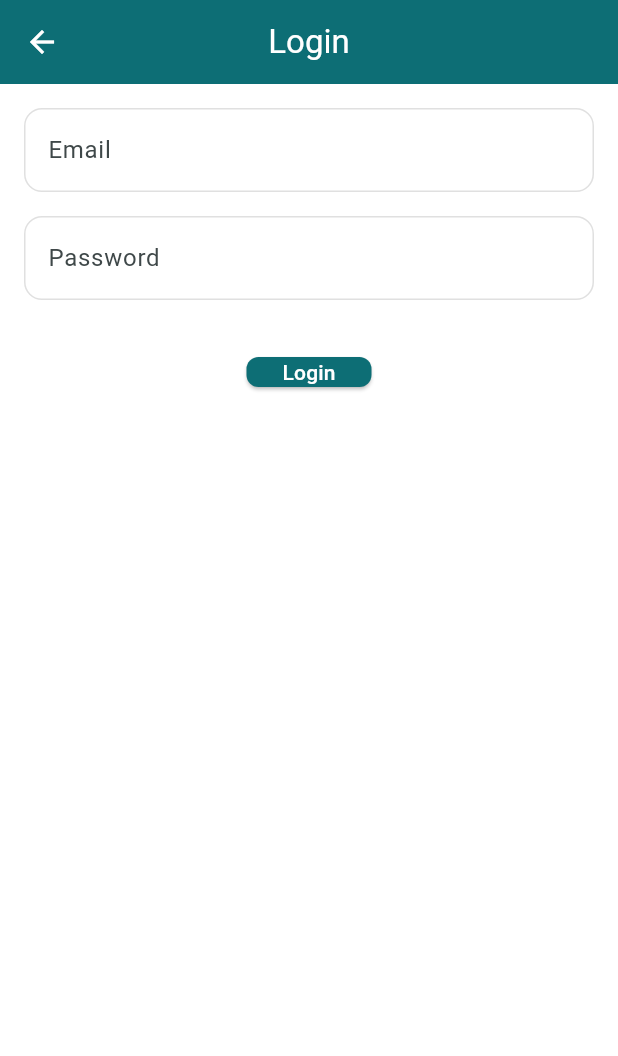
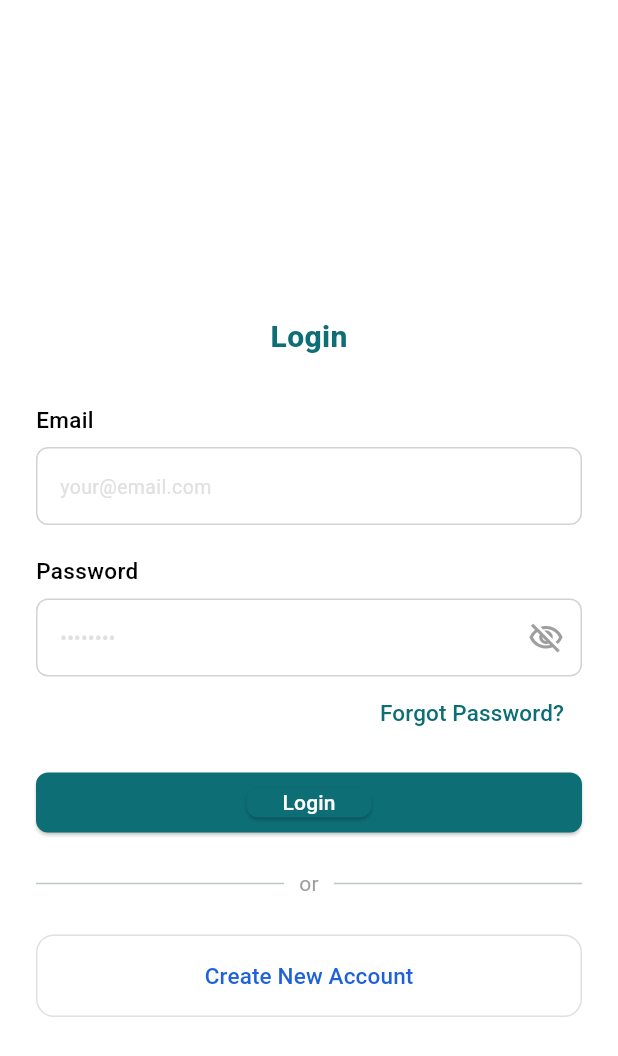
Before and after one commit to MuhammadAbbas1992-Android/Flutter_E_Waris_P, a Flutter app: the LoginScreen screen opened directly, after a tap on "Login", on a phone screen of 412 x 824 dp. Shown: the top 1056 px of the screen. Run offline on Flutter 3.47's test engine with Material 3 defaults, Android fonts, the phone set to English and light mode, and no system bars; our stand-ins replace firebase_auth, firebase_core, firebase_database, flutter_svg, shared_preferences, smooth_page_indicator; accounts and stored records are empty; network calls fail.

Commit message:
E-Waris App 1. splash_screen.dart 2. onboarding_screen.dart 3. login_screen.dart 4. signup_screen.dart

```diff
--- a/lib/main.dart
+++ b/lib/main.dart
@@ -1,5 +1,6 @@
 import 'package:e_waris/providers/auth_providers.dart';
 import 'package:e_waris/providers/onboarding_provider.dart';
+import 'package:e_waris/views/auth/login_screen.dart';
 import 'package:e_waris/views/onboarding/onboarding_screen.dart';
 import 'package:e_waris/views/splash/splash_screen.dart';
 import 'package:firebase_core/firebase_core.dart';
--- a/lib/providers/auth_providers.dart
+++ b/lib/providers/auth_providers.dart
@@ -5,11 +5,21 @@ import 'package:shared_preferences/shared_preferences.dart';
 class AuthProviders extends ChangeNotifier {
   final FirebaseAuth _auth = FirebaseAuth.instance;
 
-  bool loading = false;
+  bool _isLoading = false;
+  bool get isLoading => _isLoading;
+
+  // Toggle password visibility
+  bool _isPasswordVisible = false;
+  bool get isPasswordVisible => _isPasswordVisible;
+
+  void togglePasswordVisibility() {
+    _isPasswordVisible = !_isPasswordVisible;
+    notifyListeners();
+  }
 
   Future<bool> login(String email, String password) async {
     try {
-      loading = true;
+      _isLoading = true;
       notifyListeners();
 
       await _auth.signInWithEmailAndPassword(
@@ -20,14 +30,38 @@ class AuthProviders extends ChangeNotifier {
       final prefs = await SharedPreferences.getInstance();
       prefs.setBool('isLogin', true);
 
-      loading = false;
+      _isLoading = false;
       notifyListeners();
 
       return true;
     } catch (e) {
-      loading = false;
+      _isLoading = false;
       notifyListeners();
       return false;
     }
   }
+  Future<bool> signUp(String email, String password) async {
+    try {
+      _isLoading = true;
+      notifyListeners();
+
+      await _auth.signInWithEmailAndPassword(
+        email: email,
+        password: password,
+      );
+
+      final prefs = await SharedPreferences.getInstance();
+      prefs.setBool('isLogin', true);
+
+      _isLoading = false;
+      notifyListeners();
+
+      return true;
+    } catch (e) {
+      _isLoading = false;
+      notifyListeners();
+      return false;
+    }
+  }
+
 }
--- a/lib/views/auth/login_screen.dart
+++ b/lib/views/auth/login_screen.dart
@@ -1,64 +1,126 @@
+import 'package:e_waris/core/contants/app_colors.dart';
+import 'package:e_waris/core/contants/app_fonts.dart';
 import 'package:e_waris/providers/auth_providers.dart';
-import 'package:firebase_auth/firebase_auth.dart';
+import 'package:e_waris/views/auth/signup_screen.dart';
+import 'package:e_waris/views/widgets/custom_button1.dart';
+import 'package:e_waris/views/widgets/custom_text.dart';
+import 'package:e_waris/views/widgets/custom_text_field.dart';
 import 'package:flutter/material.dart';
 import 'package:provider/provider.dart';
 
-import '../dashboard/home_dashboard.dart';
-class LoginScreen extends StatefulWidget {
+class LoginScreen extends StatelessWidget {
   const LoginScreen({super.key});
-
-  @override
-  State<LoginScreen> createState() => _LoginScreenState();
-}
-
-class _LoginScreenState extends State<LoginScreen> {
-  final emailController = TextEditingController();
-  final passwordController = TextEditingController();
 
   @override
   Widget build(BuildContext context) {
     final authProvider = Provider.of<AuthProviders>(context);
+    final emailController = TextEditingController();
+    final passwordController = TextEditingController();
 
     return Scaffold(
-      appBar: AppBar(title: const Text('Login')),
-      body: Padding(
-        padding: const EdgeInsets.all(16),
+      body: SingleChildScrollView(
+        child: Expanded(
+          child: Padding(
+            padding: const EdgeInsets.symmetric(horizontal: 24, vertical: 30),
             child: Column(
+              crossAxisAlignment: CrossAxisAlignment.start,
               children: [
-            TextField(
+                const SizedBox(height: 180),
+                Align(
+                  alignment: Alignment.center,
+                  child: const CustomText(
+                    text: 'Login',
+                    fontFamily: AppFonts.robotoExtraBold,
+                    fontSize: 20,
+                    fontColor: AppColors.primary,
+                  ),
+                ),
+                const SizedBox(height: 30),
+
+                // Email Field
+                const CustomText(
+                  text: 'Email',
+                  fontFamily: AppFonts.robotoMedium,
+                ),
+                const SizedBox(height: 8),
+                CustomTextField(
+                  hintText: 'your@email.com',
                   controller: emailController,
-              decoration: const InputDecoration(
-                hintText: 'Email',
+                ),
+
+                const SizedBox(height: 20),
+
+                // Password Field
+                const CustomText(
+                  text: 'Password',
+                  fontFamily: AppFonts.robotoMedium,
+                ),
+
+                const SizedBox(height: 8),
+                CustomTextField(
+                  hintText: '••••••••',
+                  controller: passwordController,
+                  suffixIcon: IconButton(
+                    icon: Icon(
+                      authProvider.isPasswordVisible
+                          ? Icons.visibility
+                          : Icons.visibility_off_outlined,
+                      color: Colors.grey,
+                    ),
+                    onPressed: () => authProvider.togglePasswordVisibility(),
+                  ),
+                ),
+
+                Align(
+                  alignment: Alignment.centerRight,
+                  child: TextButton(
+                    onPressed: () {},
+                    child: CustomText(text: 'Forgot Password?',fontFamily: AppFonts.robotoMedium, fontColor: AppColors.primary,),
                   ),
                 ),
                 const SizedBox(height: 16),
-            TextField(
-              controller: passwordController,
-              obscureText: true,
-              decoration: const InputDecoration(
-                hintText: 'Password',
+
+                // Login Button
+                CustomButton1(isLoading: authProvider.isLoading, btnText: 'Login',  onPressed: () => authProvider.login("test@gmail.con", "123456"),),
+                const SizedBox(height: 24),
+                const Row(
+                  children: [
+                    Expanded(child: Divider()),
+                    Padding(
+                      padding: EdgeInsets.symmetric(horizontal: 10),
+                      child: Text("or", style: TextStyle(color: Colors.grey)),
+                    ),
+                    Expanded(child: Divider()),
+                  ],
+                ),
+                const SizedBox(height: 24),
+
+                // Signup Button
+                SizedBox(
+                  width: double.infinity,
+                  height: 55,
+                  child: OutlinedButton(
+                    onPressed: () => Navigator.push(
+                      context,
+                      MaterialPageRoute(
+                        builder: (context) => const SignupScreen(),
                       ),
                     ),
-            const SizedBox(height: 24),
-            ElevatedButton(
-              onPressed: () async {
-                bool success = await authProvider.login(
-                  emailController.text,
-                  passwordController.text,
-                );
-
-                if (success) {
-                  Navigator.pushReplacement(
-                    context,
-                    MaterialPageRoute(
-                      builder: (_) => const HomeDashboard(),
+                    style: OutlinedButton.styleFrom(
+                      side: const BorderSide(color: Color(0xFFE0E0E0)),
+                      shape: RoundedRectangleBorder(
+                        borderRadius: BorderRadius.circular(12),
                       ),
-                  );
-                }
-              },
-              child: const Text('Login'),
+                    ),
+                    child: const Text(
+                      "Create New Account",
+                      style: TextStyle(color: Color(0xFF1E61D8), fontSize: 15),
+                    ),
+                  ),
                 ),
               ],
+            ),
+          ),
         ),
       ),
     );
--- /dev/null
+++ b/lib/views/widgets/custom_button1.dart
@@ -0,0 +1,32 @@
+import 'package:flutter/material.dart';
+
+class CustomButton1 extends StatelessWidget {
+  final bool isLoading;
+  final String btnText;
+  final double? btnWidth;
+  final VoidCallback? onPressed;
+
+  const CustomButton1({
+    super.key,
+    required this.isLoading,
+    required this.btnText,
+     this.btnWidth = 1,
+    required this.onPressed,
+  });
+
+  @override
+  Widget build(BuildContext context) {
+    return SizedBox(
+      width: MediaQuery.of(context).size.width * btnWidth!,
+      height: 40,
+      child: ElevatedButton(
+        onPressed: isLoading ? null : onPressed,
+        child: isLoading
+            ? const CircularProgressIndicator(
+          color: Colors.white,
+        )
+            : ElevatedButton(onPressed: onPressed, child: Text(btnText)),
+        ),
+      );
+  }
+}
--- a/lib/views/widgets/custom_text_field.dart
+++ b/lib/views/widgets/custom_text_field.dart
@@ -1,5 +1,6 @@
 import 'package:e_waris/core/contants/app_colors.dart';
 import 'package:e_waris/core/utils/app_utils.dart';
+import 'package:e_waris/providers/auth_providers.dart';
 import 'package:flutter/material.dart';
 
 class CustomTextField extends StatelessWidget {
@@ -8,6 +9,7 @@ class CustomTextField extends StatelessWidget {
   final double borderRadius;
   final Color borderColor;
   final double borderWidth;
+  final Widget? suffixIcon;
 
   const CustomTextField({
     super.key,
@@ -15,7 +17,7 @@ class CustomTextField extends StatelessWidget {
     required this.controller,
     this.borderRadius = 8,
     this.borderColor = AppColors.textFieldBorder,
-    this.borderWidth = 1,
+    this.borderWidth = 1,  this.suffixIcon,
   });
 
   @override
@@ -26,9 +28,10 @@ class CustomTextField extends StatelessWidget {
 
       decoration: InputDecoration(
         hintText: hintText,
-
         // Hint Style
         hintStyle: AppUtils.hintStyle,
+
+        suffixIcon: suffixIcon,
 
         // Enabled Border
         enabledBorder: OutlineInputBorder(
```
Also changed, not shown: lib/views/auth/signup_screen.dart (added, +81 -0 lines), lib/views/onboarding/onboarding_screen.dart (+4 -5 lines), lib/views/widgets/button1.dart (deleted, +0 -21 lines). Lines whose indentation alone changed are shown as unchanged.
